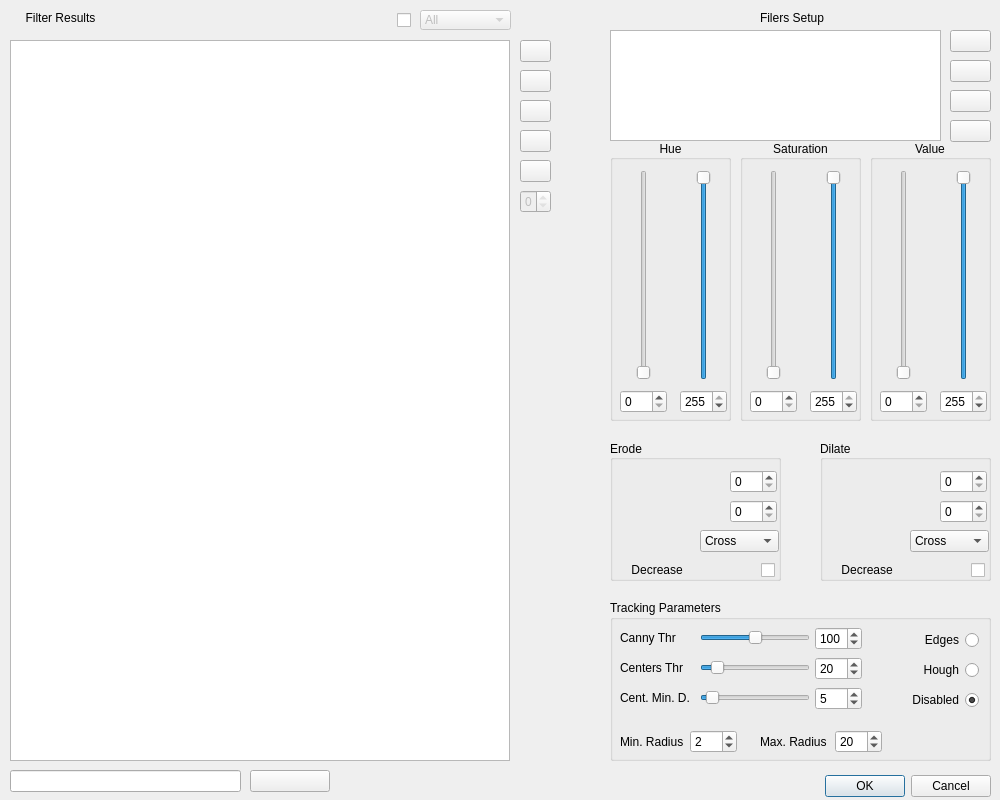
Before: the Qt Designer form calibrationwindow.ui in TalentlessAlpaca/LizardTracker, drawn with Qt 5.
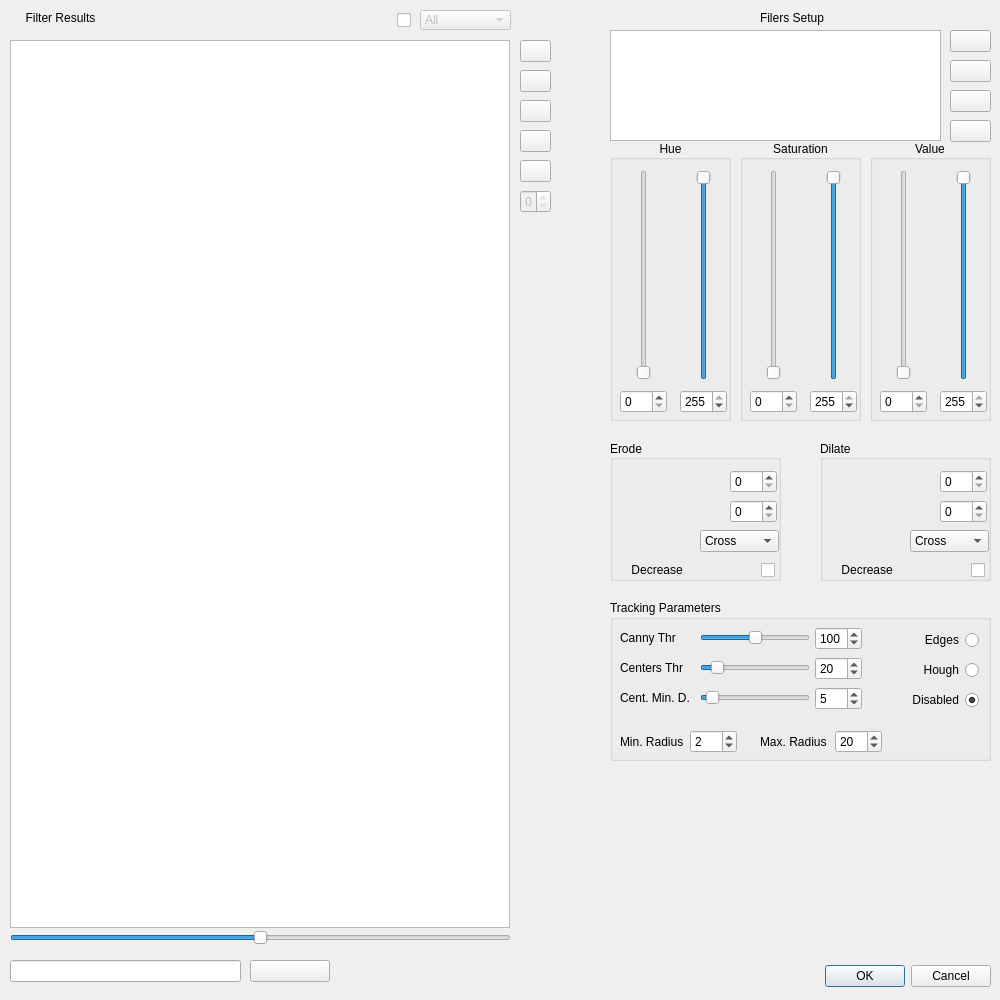
After: the same form once the commit is applied. Icons and pictures are not drawn.

```diff
--- a/calibrationwindow.ui
+++ b/calibrationwindow.ui
@@ -7,7 +7,7 @@
     <x>0</x>
     <y>0</y>
     <width>1000</width>
-    <height>800</height>
+    <height>1000</height>
    </rect>
   </property>
   <property name="windowTitle">
@@ -17,7 +17,7 @@
    <property name="geometry">
     <rect>
      <x>820</x>
-     <y>770</y>
+     <y>960</y>
      <width>171</width>
      <height>32</height>
     </rect>
@@ -640,7 +640,7 @@
    <property name="geometry">
     <rect>
      <x>10</x>
-     <y>770</y>
+     <y>960</y>
      <width>231</width>
      <height>22</height>
     </rect>
@@ -650,7 +650,7 @@
    <property name="geometry">
     <rect>
      <x>250</x>
-     <y>770</y>
+     <y>960</y>
      <width>80</width>
      <height>22</height>
     </rect>
@@ -689,7 +689,7 @@
      <x>10</x>
      <y>40</y>
      <width>500</width>
-     <height>721</height>
+     <height>888</height>
     </rect>
    </property>
   </widget>
@@ -1115,6 +1115,25 @@
      <normaloff>:/calibrationWindow/Data/forward.png</normaloff>:/calibrationWindow/Data/forward.png</iconset>
    </property>
   </widget>
+  <widget class="QSlider" name="horizontalSlider">
+   <property name="geometry">
+    <rect>
+     <x>10</x>
+     <y>930</y>
+     <width>501</width>
+     <height>16</height>
+    </rect>
+   </property>
+   <property name="maximum">
+    <number>20</number>
+   </property>
+   <property name="value">
+    <number>10</number>
+   </property>
+   <property name="orientation">
+    <enum>Qt::Horizontal</enum>
+   </property>
+  </widget>
  </widget>
  <resources>
   <include location="icons.qrc"/>
```
